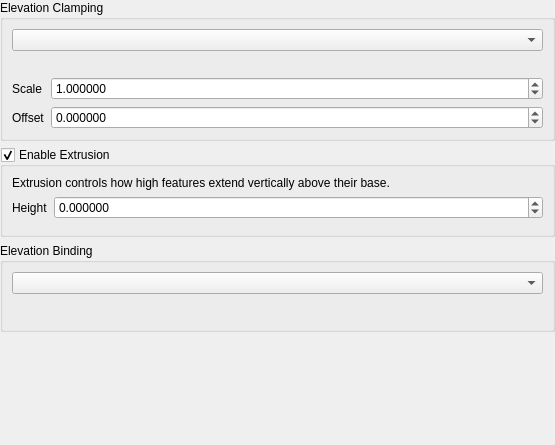
The window that src/ui/qgsvectorelevationpropertieswidgetbase.ui (qgis/QGIS) describes before a commit, drawn with Qt 5.
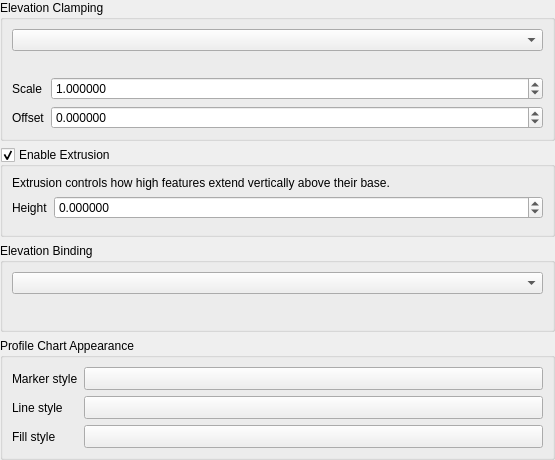
The same window after the commit. Custom widgets are drawn as their Qt base class.

Commit message: Add profile chart symbology settings for vector layers

What changed in the file:
```diff
--- a/src/ui/qgsvectorelevationpropertieswidgetbase.ui
+++ b/src/ui/qgsvectorelevationpropertieswidgetbase.ui
@@ -196,6 +196,75 @@
      </layout>
     </widget>
    </item>
+   <item>
+    <widget class="QGroupBox" name="groupBox">
+     <property name="title">
+      <string>Profile Chart Appearance</string>
+     </property>
+     <layout class="QGridLayout" name="gridLayout">
+      <item row="1" column="1">
+       <widget class="QgsSymbolButton" name="mLineStyleButton">
+        <property name="sizePolicy">
+         <sizepolicy hsizetype="Expanding" vsizetype="Fixed">
+          <horstretch>0</horstretch>
+          <verstretch>0</verstretch>
+         </sizepolicy>
+        </property>
+        <property name="text">
+         <string/>
+        </property>
+       </widget>
+      </item>
+      <item row="1" column="0">
+       <widget class="QLabel" name="label_4">
+        <property name="text">
+         <string>Line style</string>
+        </property>
+       </widget>
+      </item>
+      <item row="0" column="0">
+       <widget class="QLabel" name="label_5">
+        <property name="text">
+         <string>Marker style</string>
+        </property>
+       </widget>
+      </item>
+      <item row="2" column="0">
+       <widget class="QLabel" name="label_6">
+        <property name="text">
+         <string>Fill style</string>
+        </property>
+       </widget>
+      </item>
+      <item row="0" column="1">
+       <widget class="QgsSymbolButton" name="mMarkerStyleButton">
+        <property name="sizePolicy">
+         <sizepolicy hsizetype="Expanding" vsizetype="Fixed">
+          <horstretch>0</horstretch>
+          <verstretch>0</verstretch>
+         </sizepolicy>
+        </property>
+        <property name="text">
+         <string/>
+        </property>
+       </widget>
+      </item>
+      <item row="2" column="1">
+       <widget class="QgsSymbolButton" name="mFillStyleButton">
+        <property name="sizePolicy">
+         <sizepolicy hsizetype="Expanding" vsizetype="Fixed">
+          <horstretch>0</horstretch>
+          <verstretch>0</verstretch>
+         </sizepolicy>
+        </property>
+        <property name="text">
+         <string/>
+        </property>
+       </widget>
+      </item>
+     </layout>
+    </widget>
+   </item>
    <item>
     <spacer name="verticalSpacer">
      <property name="orientation">
@@ -217,6 +286,11 @@
    <extends>QDoubleSpinBox</extends>
    <header>qgsdoublespinbox.h</header>
   </customwidget>
+  <customwidget>
+   <class>QgsSymbolButton</class>
+   <extends>QToolButton</extends>
+   <header>qgssymbolbutton.h</header>
+  </customwidget>
  </customwidgets>
  <tabstops>
   <tabstop>mElevationGroupBox</tabstop>
```
The commit also changes 8 other files.
